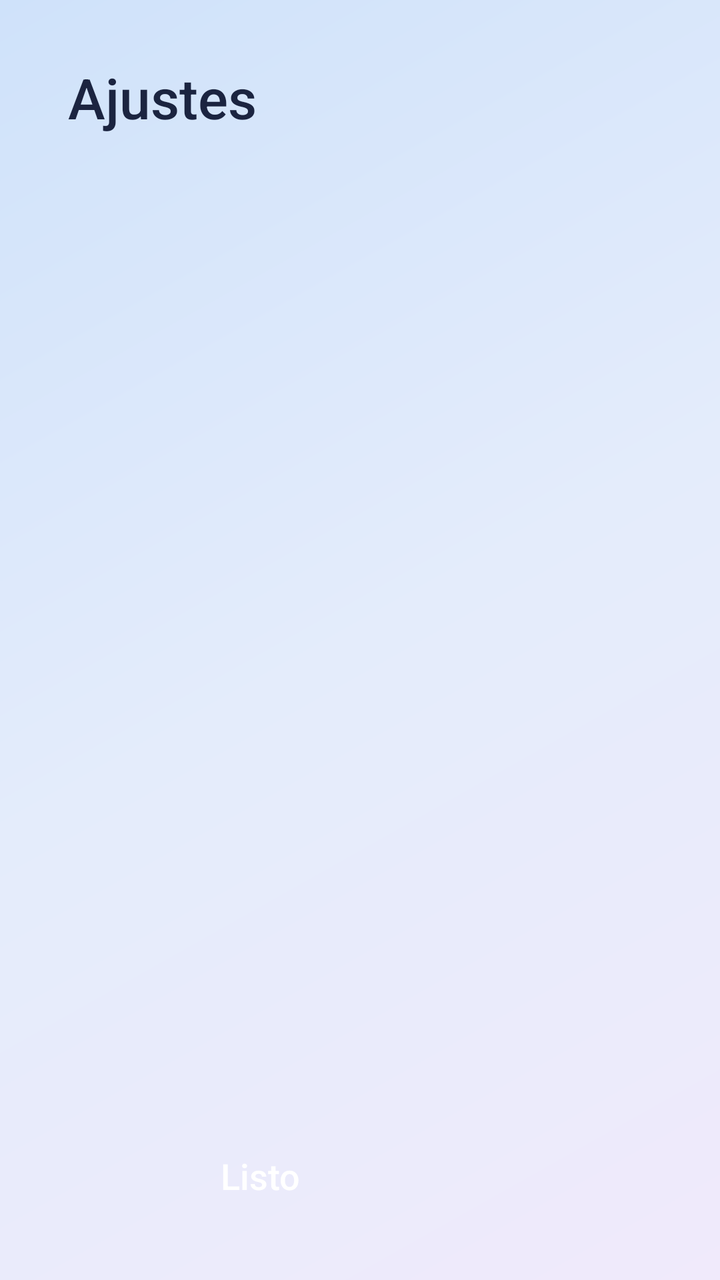
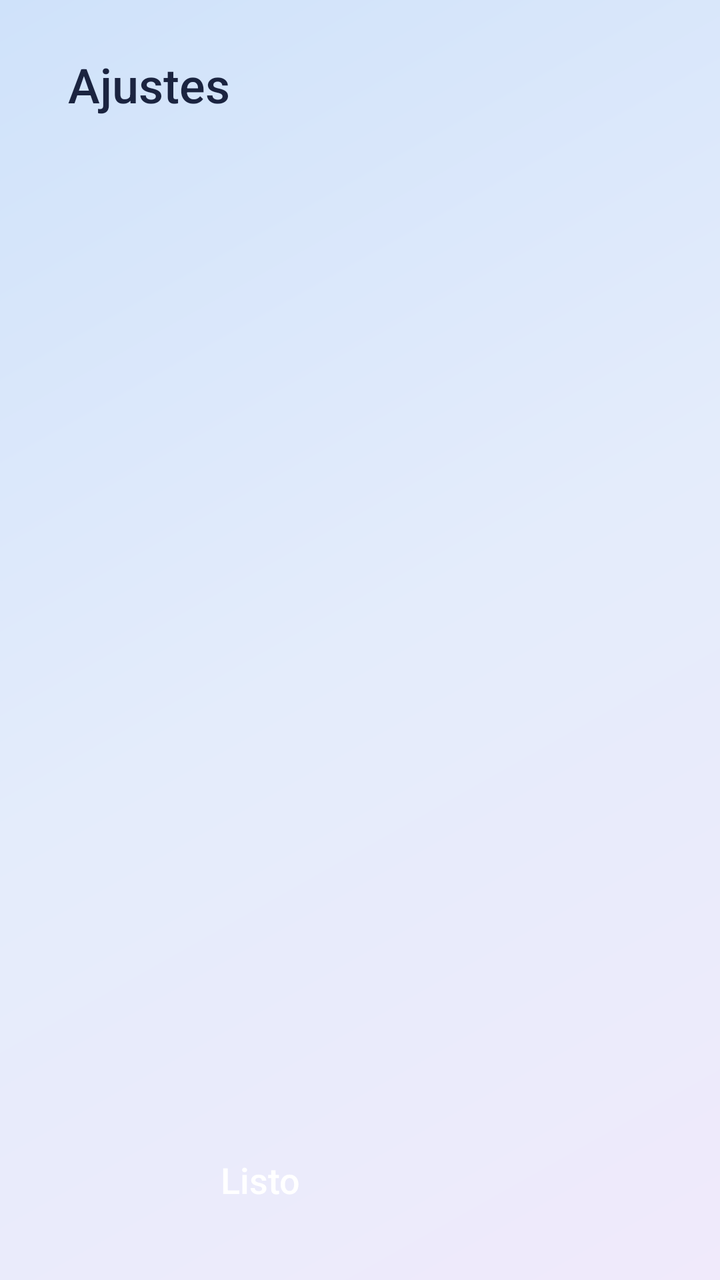

The first picture is an Android layout as it rendered before a commit; the second is the same layout after the commit. The layout source and the unified diff follow.
<!-- AndroidManifest.xml: application theme Theme.CarLight -->
<!-- res/layout/activity_settings.xml -->
<?xml version="1.0" encoding="utf-8"?>
<FrameLayout xmlns:android="http://schemas.android.com/apk/res/android"
    android:id="@+id/root"
    android:layout_width="match_parent"
    android:layout_height="match_parent"
    android:fitsSystemWindows="true">

    <LinearLayout
        android:layout_width="match_parent"
        android:layout_height="match_parent"
        android:orientation="horizontal"
        android:padding="@dimen/gap">

        
        <LinearLayout
            android:id="@+id/navCard"
            android:layout_width="@dimen/side_column"
            android:layout_height="match_parent"
            android:orientation="vertical"
            android:padding="14dp">

            <TextView
                android:layout_width="wrap_content"
                android:layout_height="wrap_content"
                android:layout_marginStart="10dp"
                android:layout_marginTop="6dp"
                android:layout_marginBottom="14dp"
                android:fontFamily="sans-serif-medium"
                android:text="@string/settings_title"
                android:textColor="@color/text_primary"
                android:textSize="28sp" />

            <LinearLayout
                android:id="@+id/navList"
                android:layout_width="match_parent"
                android:layout_height="0dp"
                android:layout_weight="1"
                android:orientation="vertical" />

            <TextView
                android:id="@+id/done"
                android:layout_width="match_parent"
                android:layout_height="56dp"
                android:fontFamily="sans-serif-medium"
                android:gravity="center"
                android:text="@string/settings_done"
                android:textColor="#FFFFFFFF"
                android:textSize="18sp" />
        </LinearLayout>

        
        <ScrollView
            android:id="@+id/contentCard"
            android:layout_width="0dp"
            android:layout_height="match_parent"
            android:layout_marginStart="@dimen/gap"
            android:layout_weight="1"
            android:scrollbars="none">

            <LinearLayout
                android:id="@+id/content"
                android:layout_width="match_parent"
                android:layout_height="wrap_content"
                android:orientation="vertical"
                android:paddingHorizontal="28dp"
                android:paddingTop="18dp"
                android:paddingBottom="28dp" />
        </ScrollView>
    </LinearLayout>
</FrameLayout>
<!-- resources referenced by this layout -->
<resources>
  <color name="text_primary">#FF1B2440</color>
  <dimen name="gap">10dp</dimen>
  <dimen name="side_column">240dp</dimen>
  <string name="settings_done">Listo</string>
  <string name="settings_title">Ajustes</string>
  <style name="Theme.CarLight" parent="android:Theme.Material.NoActionBar">
          <item name="android:windowBackground">@drawable/bg_wallpaper</item>
          <item name="android:statusBarColor">@android:color/transparent</item>
          <item name="android:navigationBarColor">@color/navbar</item>
          <item name="android:windowLightStatusBar">@bool/light_bars</item>
          <item name="android:colorAccent">@color/accent</item>
          <item name="android:textColorPrimary">@color/text_primary</item>
          <item name="android:textColorSecondary">@color/text_secondary</item>
      </style>
  <!-- drawable bg_wallpaper (drawable) -->
  <?xml version="1.0" encoding="utf-8"?>
  <shape xmlns:android="http://schemas.android.com/apk/res/android">
      <gradient android:angle="315" android:startColor="@color/wp_start" android:centerColor="@color/wp_center" android:endColor="@color/wp_end" />
  </shape>
  <color name="navbar">#FFE3ECFA</color>
  <color name="accent">#FF7C5CFF</color>
  <color name="text_secondary">#FF56607F</color>
  <color name="wp_start">#FFCFE2FA</color>
  <color name="wp_center">#FFE4ECFB</color>
  <color name="wp_end">#FFF0EAFB</color>
</resources>

<!-- the commit's change to res/layout/activity_settings.xml (unified diff, before → after) -->
@@ -20,27 +20,35 @@
             android:padding="14dp">
 
             <TextView
+                android:id="@+id/settingsTitle"
                 android:layout_width="wrap_content"
                 android:layout_height="wrap_content"
                 android:layout_marginStart="10dp"
-                android:layout_marginTop="6dp"
-                android:layout_marginBottom="14dp"
+                android:layout_marginTop="2dp"
+                android:layout_marginBottom="8dp"
                 android:fontFamily="sans-serif-medium"
                 android:text="@string/settings_title"
                 android:textColor="@color/text_primary"
-                android:textSize="28sp" />
+                android:textSize="24sp" />
 
-            <LinearLayout
-                android:id="@+id/navList"
+            <ScrollView
                 android:layout_width="match_parent"
                 android:layout_height="0dp"
+                android:layout_marginBottom="10dp"
                 android:layout_weight="1"
-                android:orientation="vertical" />
+                android:scrollbars="none">
+
+                <LinearLayout
+                    android:id="@+id/navList"
+                    android:layout_width="match_parent"
+                    android:layout_height="wrap_content"
+                    android:orientation="vertical" />
+            </ScrollView>
 
             <TextView
                 android:id="@+id/done"
                 android:layout_width="match_parent"
-                android:layout_height="56dp"
+                android:layout_height="52dp"
                 android:fontFamily="sans-serif-medium"
                 android:gravity="center"
                 android:text="@string/settings_done"
